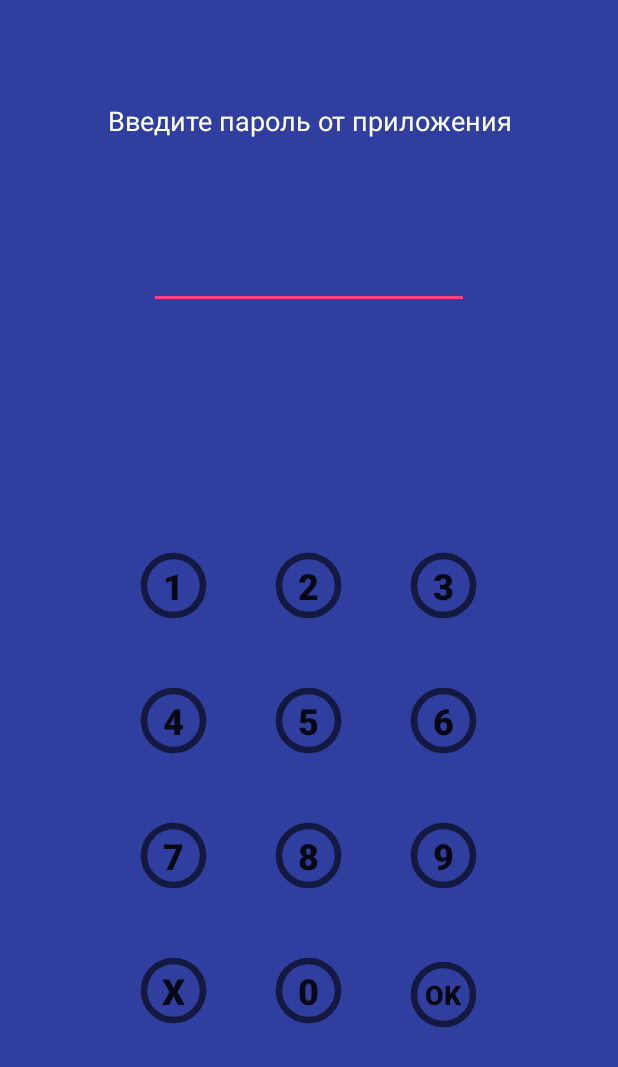
After one commit to Fabien244/ShareLocationAndroid, an Android app: the layout activity_password.xml on its own in the app's theme, with its tools: preview values and no code run, on a phone screen of 412 x 824 dp. The commit adds this screen. Shown: the top 1067 px of the screen. Run offline under Robolectric (Android 15) with nearby library versions, the phone set to English and light mode, and no system bars.

Commit message:
- Добавлена функции блокировки приложения - паролем - Добавлено окно настроек - Добавлено скрытие/показ статичной нотификации - Исправлены мелкие баги

```diff
--- a/app/src/main/java/sharelocation/cbgames/android/sharelocation/MyPreferenceFragment.java
+++ b/app/src/main/java/sharelocation/cbgames/android/sharelocation/MyPreferenceFragment.java
@@ -8,6 +8,7 @@ import android.support.annotation.Nullable;
 import android.support.v7.preference.PreferenceFragmentCompat;
 import android.util.Log;
 import android.view.View;
+import android.widget.Toast;
 
 import java.security.MessageDigest;
 import java.security.NoSuchAlgorithmException;
@@ -43,7 +44,16 @@ public class MyPreferenceFragment extends PreferenceFragmentCompat implements Sh
                 break;
             case "app_password":
                 //String pass = md5(prefs.getString("app_password", "12345"));
-                QueryPreferences.setAppPasswrd(mContext, prefs.getString("app_password", "12345"));
+                String pass = prefs.getString("app_password", "12345");
+                if(pass.length() <= 1) {
+                    QueryPreferences.setAppPasswrd(mContext, "");
+                }else {
+                    if (pass.length() > 3) {
+                        QueryPreferences.setAppPasswrd(mContext, pass);
+                    } else {
+                        Toast.makeText(mContext, R.string.pass_length_error, Toast.LENGTH_SHORT).show();
+                    }
+                }
                 break;
         }
     }
--- a/app/src/main/java/sharelocation/cbgames/android/sharelocation/QueryPreferences.java
+++ b/app/src/main/java/sharelocation/cbgames/android/sharelocation/QueryPreferences.java
@@ -20,6 +20,12 @@ public class QueryPreferences {
                 .edit()
                 .putString(PREF_APP_PASSWORD, password)
                 .apply();
+    }
+
+
+    public static String getAppPasswrd(Context context) {
+        return PreferenceManager.getDefaultSharedPreferences(context)
+                .getString(PREF_APP_PASSWORD, "");
     }
 
     public static boolean isCheckLocation(Context context) {
--- a/app/src/main/java/sharelocation/cbgames/android/sharelocation/SplashActivity.java
+++ b/app/src/main/java/sharelocation/cbgames/android/sharelocation/SplashActivity.java
@@ -10,6 +10,11 @@ import android.provider.Settings;
 import android.support.v7.app.AppCompatActivity;
 import android.os.Bundle;
 import android.util.Log;
+import android.view.View;
+import android.widget.Button;
+import android.widget.EditText;
+import android.widget.TextView;
+import android.widget.Toast;
 
 import org.json.JSONObject;
 
@@ -22,9 +27,62 @@ import java.util.concurrent.ExecutionException;
 
 public class SplashActivity extends AppCompatActivity  {
 
+    private EditText mPasswordText;
+    private String password = "";
+
     @Override
     protected void onCreate(Bundle savedInstanceState) {
         super.onCreate(savedInstanceState);
+
+        if(QueryPreferences.getAppPasswrd(getBaseContext()).length() > 3) {
+            setContentView(R.layout.activity_password);
+
+            mPasswordText = (EditText) findViewById(R.id.password_text);
+
+            for (int i = 0; i < 10; i++) {
+                int resID = getResources().getIdentifier("btn" + i, "id", getPackageName());
+                Button btnNum = (Button) findViewById(resID);
+                final int finalI = i;
+                btnNum.setOnClickListener(new View.OnClickListener() {
+                    @Override
+                    public void onClick(View view) {
+                        int b = finalI;
+                        selectNum(b);
+                    }
+                });
+            }
+
+            Button btnClear = (Button) findViewById(R.id.btnClear);
+            btnClear.setOnClickListener(new View.OnClickListener() {
+                @Override
+                public void onClick(View view) {
+                    password = "";
+                    mPasswordText.setText("");
+                }
+            });
+
+            Button BtnOk = (Button) findViewById(R.id.btnOk);
+            BtnOk.setOnClickListener(new View.OnClickListener() {
+                @Override
+                public void onClick(View view) {
+                    if (QueryPreferences.getAppPasswrd(getBaseContext()).equals(password)) {
+                        auth();
+                    } else {
+                        Toast.makeText(getBaseContext(), R.string.password_incorrect, Toast.LENGTH_SHORT).show();
+                    }
+                }
+            });
+        }else{
+            auth();
+        }
+    }
+
+    private void selectNum(int num){
+        password += num;
+        mPasswordText.setText(password);
+    }
+
+    private void auth(){
         String deviceId = Settings.Secure.getString(getContentResolver(), Settings.Secure.ANDROID_ID).toString();
         new AuthTask().execute("http://sharelocation.games-cb.com/index.php/app/auth?device_id="+ deviceId);
     }
--- /dev/null
+++ b/app/src/main/res/layout/activity_password.xml
@@ -0,0 +1,212 @@
+<?xml version="1.0" encoding="utf-8"?>
+<android.support.constraint.ConstraintLayout
+    xmlns:android="http://schemas.android.com/apk/res/android"
+    xmlns:app="http://schemas.android.com/apk/res-auto"
+    xmlns:tools="http://schemas.android.com/tools"
+    android:layout_width="match_parent"
+    android:layout_height="match_parent">
+
+    <ImageView
+        android:id="@+id/imageView3"
+        android:layout_width="0dp"
+        android:layout_height="0dp"
+        app:layout_constraintBottom_toBottomOf="parent"
+        app:layout_constraintEnd_toEndOf="parent"
+        app:layout_constraintStart_toStartOf="parent"
+        app:layout_constraintTop_toTopOf="parent"
+        app:srcCompat="@color/colorPrimaryDark"/>
+
+    <EditText
+        android:id="@+id/password_text"
+        android:layout_width="wrap_content"
+        android:layout_height="wrap_content"
+        android:layout_marginBottom="8dp"
+        android:layout_marginEnd="8dp"
+        android:layout_marginStart="8dp"
+        android:layout_marginTop="8dp"
+        android:ems="10"
+        android:inputType="numberSigned"
+        app:layout_constraintBottom_toBottomOf="parent"
+        app:layout_constraintEnd_toEndOf="parent"
+        app:layout_constraintStart_toStartOf="parent"
+        app:layout_constraintTop_toTopOf="parent"
+        app:layout_constraintVertical_bias="0.19999999"/>
+
+    <TableLayout
+        android:id="@+id/tableLayout"
+        android:layout_width="368dp"
+        android:layout_height="340dp"
+        android:layout_marginBottom="8dp"
+        android:layout_marginEnd="8dp"
+        android:layout_marginStart="8dp"
+        android:layout_marginTop="8dp"
+        app:layout_constraintBottom_toBottomOf="parent"
+        app:layout_constraintEnd_toEndOf="parent"
+        app:layout_constraintStart_toStartOf="parent"
+        app:layout_constraintTop_toBottomOf="@+id/password_text">
+
+        <TableRow
+            android:layout_width="match_parent"
+            android:layout_height="match_parent"
+            android:gravity="center_horizontal">
+
+            <Button
+                android:id="@+id/btn1"
+                android:layout_width="70dp"
+                android:layout_height="70dp"
+                android:layout_margin="10dp"
+                android:background="?android:attr/listChoiceIndicatorSingle"
+                android:text="1"
+                android:textSize="24sp"
+                android:textStyle="bold"/>
+
+            <Button
+                android:id="@+id/btn2"
+                android:layout_width="70dp"
+                android:layout_height="70dp"
+                android:layout_margin="10dp"
+                android:background="?android:attr/listChoiceIndicatorSingle"
+                android:text="2"
+                android:textSize="24sp"
+                android:textStyle="bold"/>
+
+            <Button
+                android:id="@+id/btn3"
+                android:layout_width="70dp"
+                android:layout_height="70dp"
+                android:layout_margin="10dp"
+                android:background="?android:attr/listChoiceIndicatorSingle"
+                android:text="3"
+                android:textSize="24sp"
+                android:textStyle="bold"/>
+
+        </TableRow>
+
+        <TableRow
+            android:layout_width="match_parent"
+            android:layout_height="match_parent"
+            android:gravity="center_horizontal">
+
+            <Button
+                android:id="@+id/btn4"
+                android:layout_width="70dp"
+                android:layout_height="70dp"
+                android:layout_margin="10dp"
+                android:background="?android:attr/listChoiceIndicatorSingle"
+                android:text="4"
+                android:textSize="24sp"
+                android:textStyle="bold"/>
+
+            <Button
+                android:id="@+id/btn5"
+                android:layout_width="70dp"
+                android:layout_height="70dp"
+                android:layout_margin="10dp"
+                android:background="?android:attr/listChoiceIndicatorSingle"
+                android:text="5"
+                android:textSize="24sp"
+                android:textStyle="bold"/>
+
+            <Button
+                android:id="@+id/btn6"
+                android:layout_width="70dp"
+                android:layout_height="70dp"
+                android:layout_margin="10dp"
+                android:background="?android:attr/listChoiceIndicatorSingle"
+                android:text="6"
+                android:textSize="24sp"
+                android:textStyle="bold"/>
+        </TableRow>
+
+        <TableRow
+            android:layout_width="match_parent"
+            android:layout_height="match_parent"
+            android:gravity="center_horizontal">
+
+            <Button
+                android:id="@+id/btn7"
+                android:layout_width="70dp"
+                android:layout_height="70dp"
+                android:layout_margin="10dp"
+                android:background="?android:attr/listChoiceIndicatorSingle"
+                android:text="7"
+                android:textSize="24sp"
+                android:textStyle="bold"/>
+
+            <Button
+                android:id="@+id/btn8"
+                android:layout_width="70dp"
+                android:layout_height="70dp"
+                android:layout_margin="10dp"
+                android:background="?android:attr/listChoiceIndicatorSingle"
+                android:text="8"
+                android:textSize="24sp"
+                android:textStyle="bold"/>
+
+            <Button
+                android:id="@+id/btn9"
+                android:layout_width="70dp"
+                android:layout_height="70dp"
+                android:layout_margin="10dp"
+                android:background="?android:attr/listChoiceIndicatorSingle"
+                android:text="9"
+                android:textSize="24sp"
+                android:textStyle="bold"/>
+        </TableRow>
+
+        <TableRow
+            android:layout_width="match_parent"
+            android:layout_height="match_parent"
+            android:gravity="center_horizontal">
+
+            <Button
+                android:id="@+id/btnClear"
+                android:layout_width="70dp"
+                android:layout_height="70dp"
+                android:layout_margin="10dp"
+                android:background="?android:attr/listChoiceIndicatorSingle"
+                android:text="X"
+                android:textSize="24sp"
+                android:textStyle="bold"
+                />
+
+            <Button
+                android:id="@+id/btn0"
+                android:layout_width="70dp"
+                android:layout_height="70dp"
+                android:layout_margin="10dp"
+                android:background="?android:attr/listChoiceIndicatorSingle"
+                android:text="0"
+                android:textSize="24sp"
+                android:textStyle="bold"/>
+
+            <Button
+                android:id="@+id/btnOk"
+                android:layout_width="70dp"
+                android:layout_height="70dp"
+                android:layout_margin="10dp"
+                android:background="?android:attr/listChoiceIndicatorSingle"
+                android:text="@android:string/ok"
+                android:textSize="18sp"
+                android:textStyle="bold"/>
+        </TableRow>
+    </TableLayout>
+
+    <TextView
+        android:id="@+id/textView4"
+        android:layout_width="wrap_content"
+        android:layout_height="wrap_content"
+        android:layout_marginBottom="8dp"
+        android:layout_marginEnd="8dp"
+        android:layout_marginStart="8dp"
+        android:layout_marginTop="8dp"
+        android:text="@string/enter_app_password"
+        android:textAlignment="center"
+        android:textColor="@android:color/background_light"
+        android:textSize="18sp"
+        app:layout_constraintBottom_toTopOf="@+id/password_text"
+        app:layout_constraintEnd_toEndOf="parent"
+        app:layout_constraintStart_toStartOf="parent"
+        app:layout_constraintTop_toTopOf="@+id/imageView3"/>
+
+</android.support.constraint.ConstraintLayout>
--- a/app/src/main/res/values/strings.xml
+++ b/app/src/main/res/values/strings.xml
@@ -35,5 +35,9 @@
     <string name="enable_notification">Уведомление в шторке</string>
     <string name="enable_notification_desc">Отображается при отслеживании местоположения</string>
     <string name="app_password">Установить пароль на приложение</string>
+    <string name="app_password_desc">Оставьте поле пустым чтобы удалить пароль</string>
     <string name="hide">Скрыть</string>
+    <string name="enter_app_password">Введите пароль от приложения</string>
+    <string name="password_incorrect">Пароль не верный</string>
+    <string name="pass_length_error">Длинна пароля не может быть меньше 4 символов</string>
 </resources>
--- a/app/src/main/res/xml/settings.xml
+++ b/app/src/main/res/xml/settings.xml
@@ -16,5 +16,6 @@
         android:key="app_password"
         android:selectAllOnFocus="true"
         android:singleLine="true"
-        android:title="@string/app_password"/>
+        android:title="@string/app_password"
+        android:summary="@string/app_password_desc"/>
 </PreferenceScreen>
```
